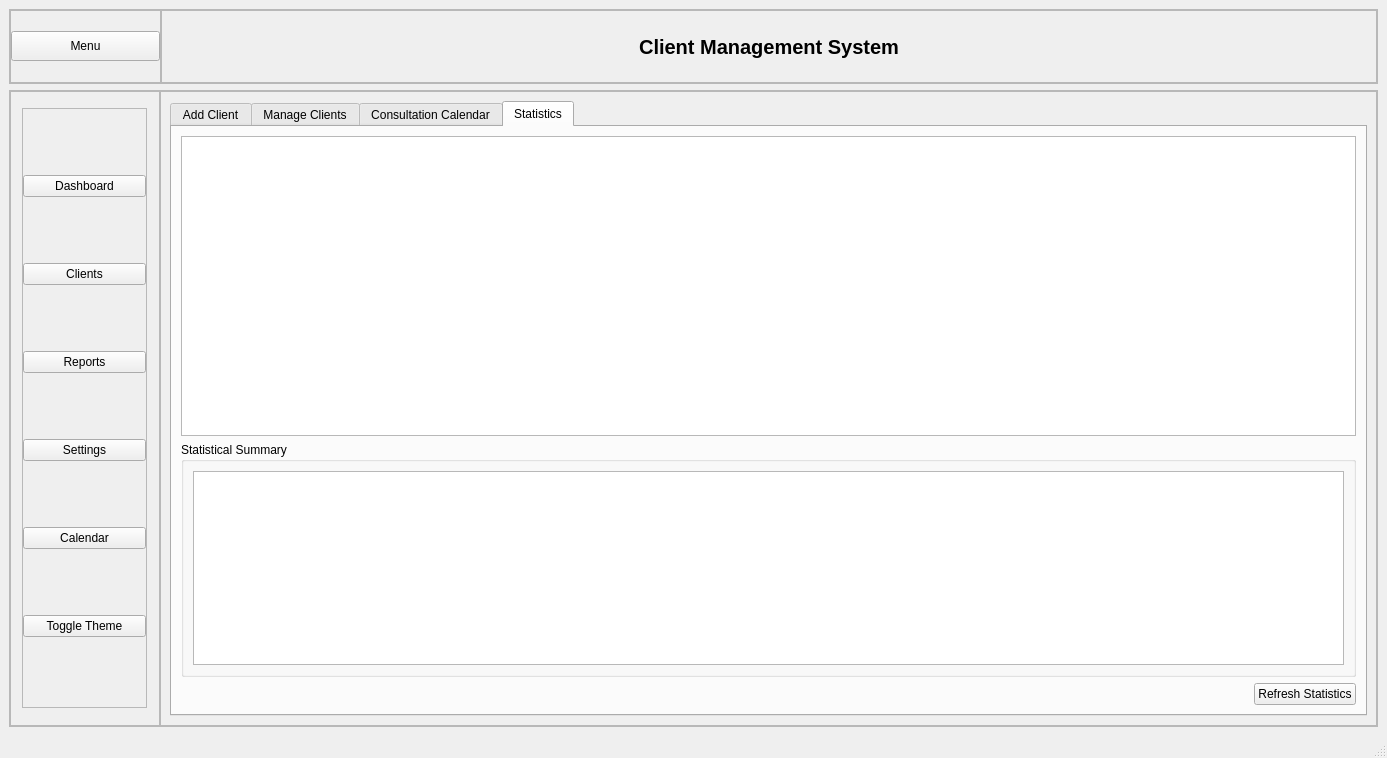
This is mainwindow.ui in Hyujnn54/DesktopAPP as Qt 5 draws it before an edit. The edited form follows.
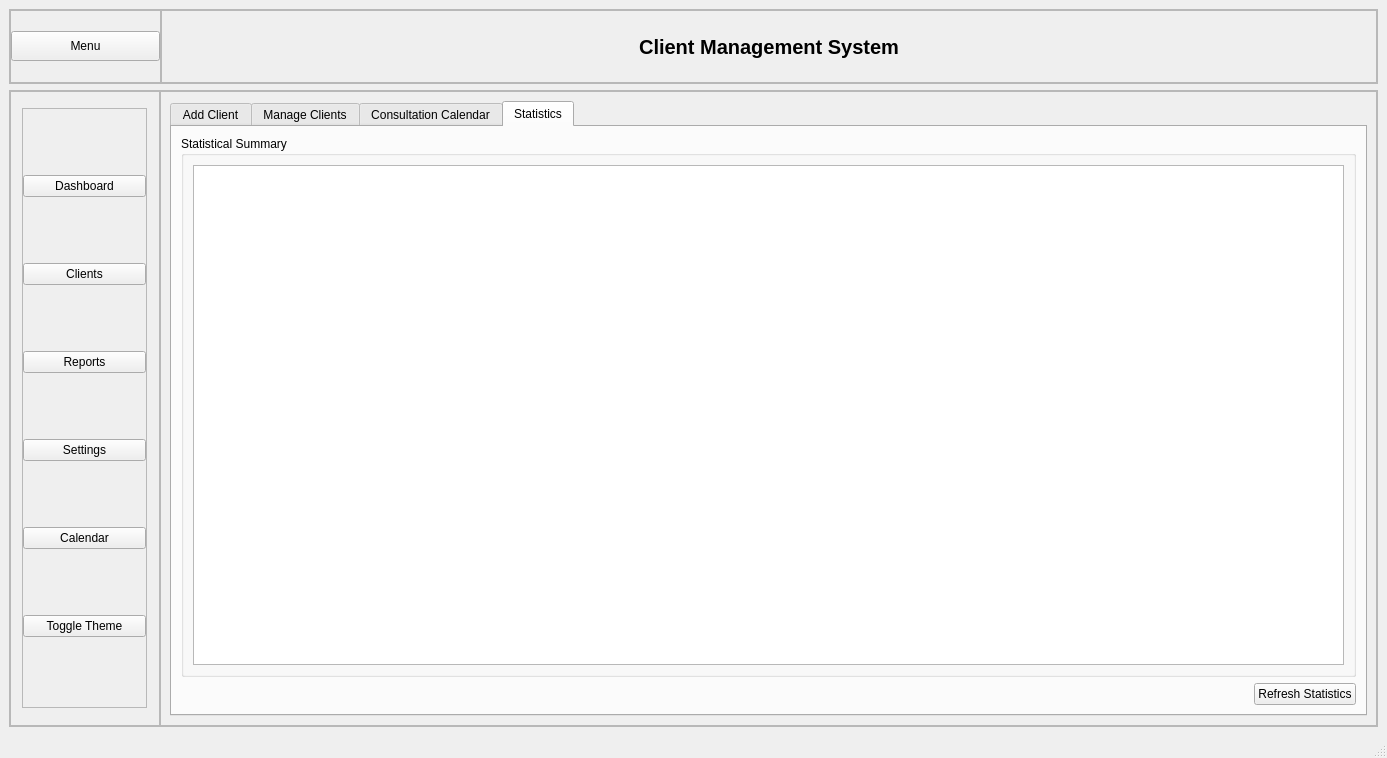
This is the edited form.

```diff
--- a/mainwindow.ui
+++ b/mainwindow.ui
@@ -619,22 +619,6 @@
               <string>Statistics</string>
              </attribute>
              <layout class="QVBoxLayout" name="verticalLayoutStats">
-              <item>
-               <widget class="QTableWidget" name="statsTable">
-                <property name="minimumSize">
-                 <size>
-                  <width>0</width>
-                  <height>300</height>
-                 </size>
-                </property>
-                <property name="sizePolicy">
-                 <sizepolicy hsizetype="Expanding" vsizetype="Expanding">
-                  <horstretch>0</horstretch>
-                  <verstretch>0</verstretch>
-                 </sizepolicy>
-                </property>
-               </widget>
-              </item>
               <item>
                <widget class="QGroupBox" name="statsTextGroup">
                 <property name="title">
```
